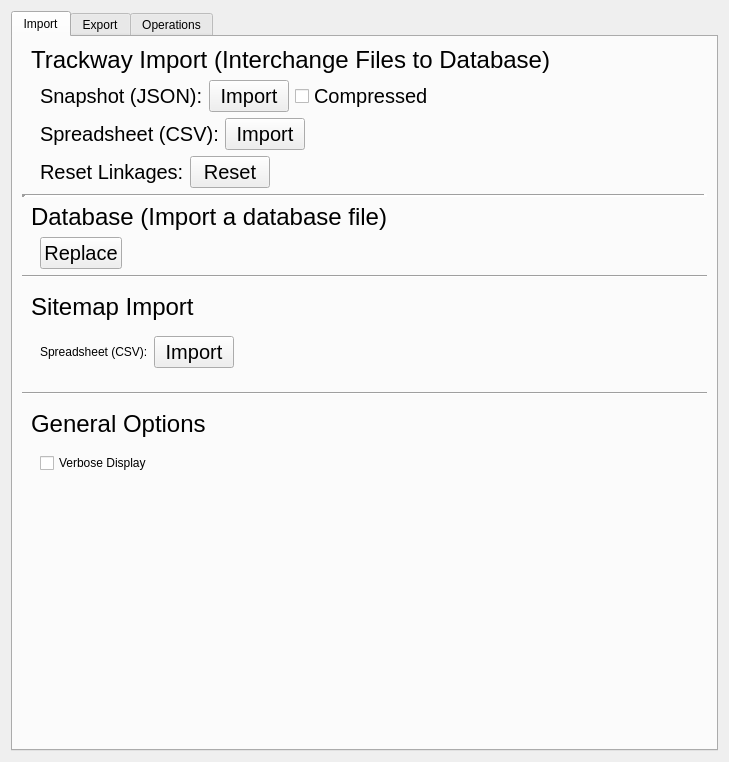
Above: resources/widget/tools/DatabaseManagerWidget/DatabaseManagerWidget.ui from sernst/Cadence before the change. Below: the same form after it.
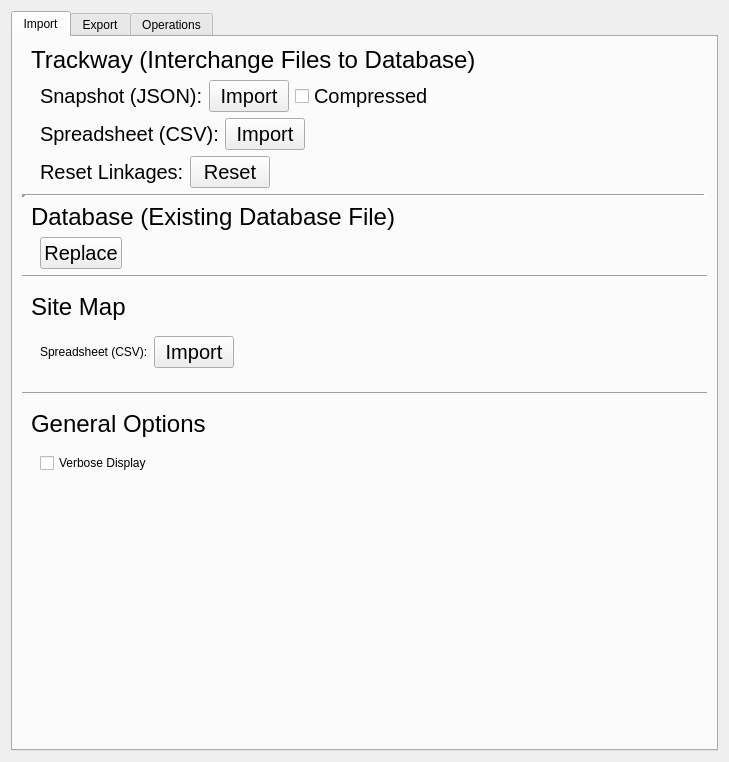
That is the form after the change.

```diff
--- a/resources/widget/tools/DatabaseManagerWidget/DatabaseManagerWidget.ui
+++ b/resources/widget/tools/DatabaseManagerWidget/DatabaseManagerWidget.ui
@@ -41,7 +41,7 @@
              </font>
             </property>
             <property name="text">
-             <string>Trackway Import (Interchange Files to Database)</string>
+             <string>Trackway (Interchange Files to Database)</string>
             </property>
            </widget>
           </item>
@@ -241,7 +241,7 @@
              </font>
             </property>
             <property name="text">
-             <string>Database (Import a database file)</string>
+             <string>Database (Existing Database File)</string>
             </property>
            </widget>
           </item>
@@ -303,7 +303,7 @@
              </font>
             </property>
             <property name="text">
-             <string>Sitemap Import</string>
+             <string>Site Map</string>
             </property>
            </widget>
           </item>
```
